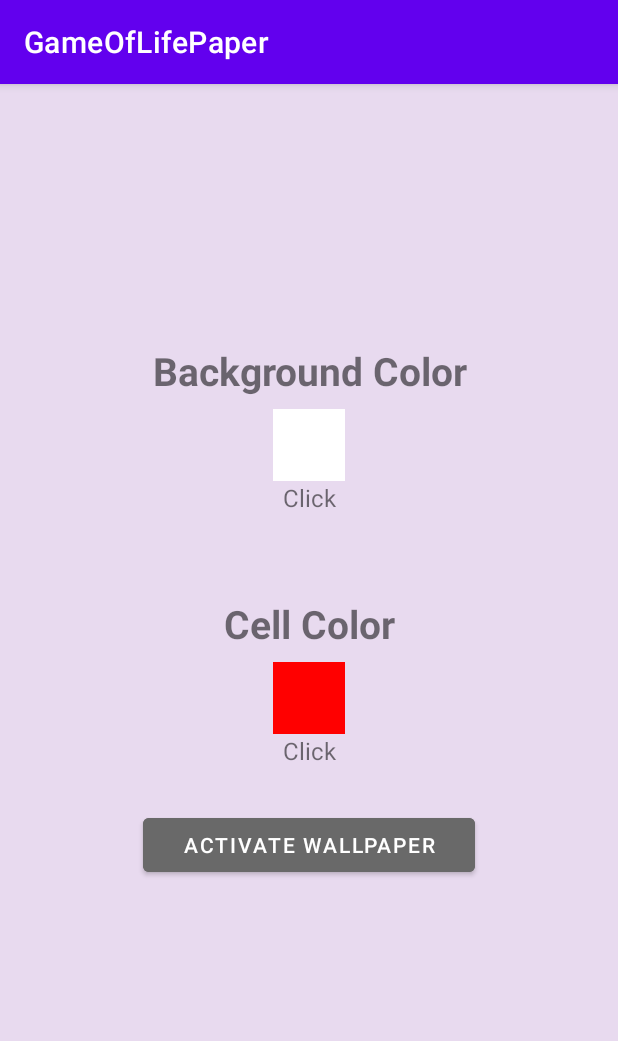
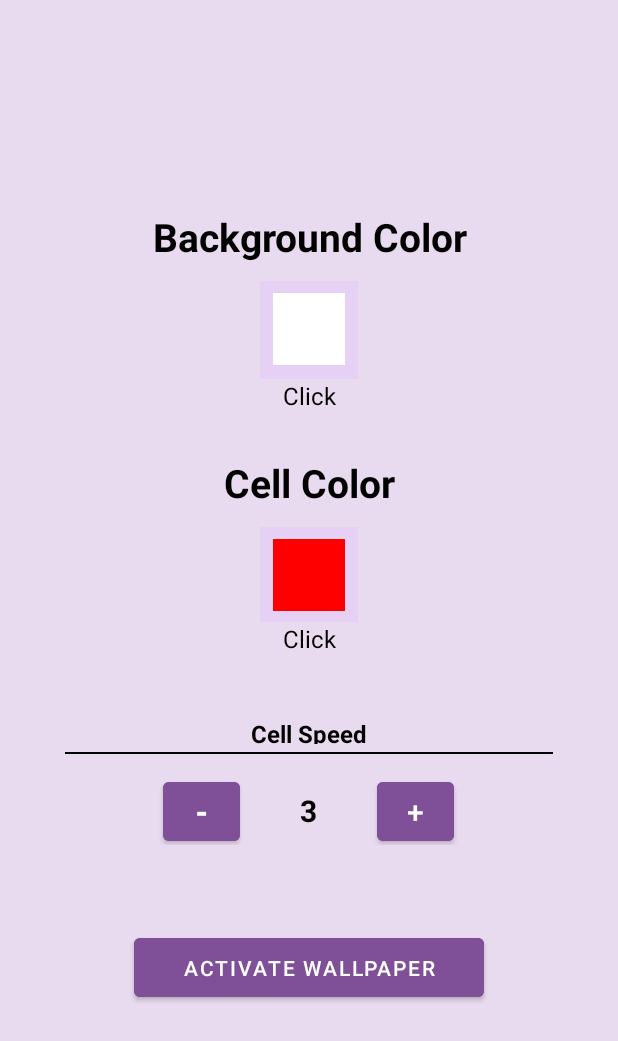
Before and after one commit to deomiarn/AndroidWallpaperGameOfLife, an Android app: the screen it shows after launch (MainActivity), on a phone screen of 412 x 824 dp. Shown: the top 1041 px of the screen. Run offline under Robolectric (Android 15) with nearby library versions, the phone set to English and light mode, and no system bars; libraries missing offline, so code that uses them is left out: top.defaults.colorpicker; 2 statements that could not run were skipped.

Commit message:
progress not for UeK-335

```diff
--- a/app/src/main/java/ch/openscript/gameoflifepaper/GameOfLifeWallpaperService.java
+++ b/app/src/main/java/ch/openscript/gameoflifepaper/GameOfLifeWallpaperService.java
@@ -18,10 +18,11 @@ public class GameOfLifeWallpaperService extends WallpaperService {
     @Override
     public Engine onCreateEngine() {
         SharedPreferences pref = getApplicationContext().getSharedPreferences("storage", 0);
-        int backgroundColor = pref.getInt("backgroundColor", Color.GRAY);
-        int cellColor = pref.getInt("cellColor", Color.BLACK);
+        int backgroundColor = pref.getInt("backgroundColor", Color.WHITE);
+        int cellColor = pref.getInt("cellColor", Color.RED);
+        int delayMultiplication = pref.getInt("delayMultiplication", 3);
 
-        return new GameOfLifeWallpaperEngine(backgroundColor, cellColor);
+        return new GameOfLifeWallpaperEngine(backgroundColor, cellColor, delayMultiplication);
     }
 
     private class GameOfLifeWallpaperEngine extends Engine {
@@ -36,19 +37,21 @@ public class GameOfLifeWallpaperService extends WallpaperService {
 
         private Canvas canvas = null;
         private int backgroundColor;
+        private int delayMultiplication;
         private int differenceCellColor = 100;
         private int defaultCellColor;
         private int counter = 0;
         private int numColumns = 40;
         private int numRows = 80;
-        private int delay = 60;
+        private int delay = 200;
         private int[][] cellChecked = new int[numColumns][numRows];
         private int cellWidth, cellHeight;
         private Paint cellPaint = new Paint();
 
-        public GameOfLifeWallpaperEngine(int backgroundColor, int cellColor) {
+        public GameOfLifeWallpaperEngine(int backgroundColor, int cellColor, int delayMultiplication) {
             this.backgroundColor = backgroundColor;
             this.defaultCellColor = cellColor;
+            this.delayMultiplication = delayMultiplication;
             touchEnabled = true;
             squares = new ArrayList<>();
             paint.setAntiAlias(true);
@@ -114,7 +117,7 @@ public class GameOfLifeWallpaperService extends WallpaperService {
             }
             handler.removeCallbacks(drawRunner);
             if (visible) {
-                handler.postDelayed(drawRunner, delay);
+                handler.postDelayed(drawRunner, delay / delayMultiplication);
             }
         }
 
--- a/app/src/main/java/ch/openscript/gameoflifepaper/MainActivity.java
+++ b/app/src/main/java/ch/openscript/gameoflifepaper/MainActivity.java
@@ -8,38 +8,62 @@ import android.graphics.Color;
 import android.os.Bundle;
 import android.view.View;
 import android.widget.Button;
+import android.widget.TextView;
 
 import androidx.appcompat.app.AppCompatActivity;
 
 import java.io.IOException;
+import java.util.Objects;
 
 import top.defaults.colorpicker.ColorPickerPopup;
 
 public class MainActivity extends AppCompatActivity {
     private View mColorPreview;
     private View mCellColorPreview;
+    private TextView delay;
+    private Button minusButton;
+    private Button plusButton;
+    private Button button;
+    private SharedPreferences pref;
 
     private int mDefaultColor;
     private int mCellDefaultColor;
 
     @Override
+    protected void onStart() {
+        System.out.println("ja");
+        super.onStart();
+        int backgroundColor = pref.getInt("backgroundColor", Color.WHITE);
+        int cellColor = pref.getInt("cellColor", Color.RED);
+        int delayMultiplication = pref.getInt("delayMultiplication", 3);
+
+        mDefaultColor = backgroundColor;
+        mCellDefaultColor = cellColor;
+        mColorPreview.setBackgroundColor(backgroundColor);
+        mCellColorPreview.setBackgroundColor(cellColor);
+        delay.setText(String.valueOf(delayMultiplication));
+    }
+
+    @Override
     protected void onCreate(Bundle savedInstanceState) {
         super.onCreate(savedInstanceState);
+        Objects.requireNonNull(getSupportActionBar()).hide();
         setContentView(R.layout.activity_main);
 
-        SharedPreferences pref = getApplicationContext().getSharedPreferences("storage", 0);
+        pref = getApplicationContext().getSharedPreferences("storage", 0);
         SharedPreferences.Editor editor = pref.edit();
 
         mColorPreview = findViewById(R.id.preview_selected_color);
+        mColorPreview = findViewById(R.id.preview_selected_color);
         mCellColorPreview = findViewById(R.id.preview_cell_selected_color);
-
+        delay = findViewById(R.id.delay);
+        minusButton = findViewById(R.id.minusButton);
+        plusButton = findViewById(R.id.plusButton);
         mDefaultColor = Color.WHITE;
         mCellDefaultColor = Color.RED;
-
         mColorPreview.setBackgroundColor(mDefaultColor);
         mCellColorPreview.setBackgroundColor(mCellDefaultColor);
-
-        Button button = findViewById(R.id.button);
+        button = findViewById(R.id.button);
 
         mColorPreview.setOnClickListener(
                 v -> new ColorPickerPopup.Builder(MainActivity.this).initialColor(mDefaultColor)
@@ -55,6 +79,8 @@ public class MainActivity extends AppCompatActivity {
                             public void onColorPicked(int color) {
                                 mDefaultColor = color;
                                 mColorPreview.setBackgroundColor(mDefaultColor);
+                                editor.putInt("backgroundColor", mDefaultColor);
+                                editor.apply();
                             }
                         }));
 
@@ -72,12 +98,35 @@ public class MainActivity extends AppCompatActivity {
                             public void onColorPicked(int color) {
                                 mCellDefaultColor = color;
                                 mCellColorPreview.setBackgroundColor(mCellDefaultColor);
+                                editor.putInt("cellColor", mCellDefaultColor);
+                                editor.apply();
                             }
                         }));
+
+        minusButton.setOnClickListener(v -> {
+            int number = Integer.parseInt(delay.getText().toString());
+            if (number > 1) {
+                number = number - 1;
+                delay.setText(String.valueOf(number));
+                editor.putInt("delayMultiplication", Integer.parseInt(delay.getText().toString()));
+                editor.apply();
+            }
+        });
+
+        plusButton.setOnClickListener(v -> {
+            int number = Integer.parseInt(delay.getText().toString());
+            if (number < 5) {
+                number = number + 1;
+                delay.setText(String.valueOf(number));
+                editor.putInt("delayMultiplication", Integer.parseInt(delay.getText().toString()));
+                editor.apply();
+            }
+        });
 
         button.setOnClickListener(v -> {
             editor.putInt("backgroundColor", mDefaultColor);
             editor.putInt("cellColor", mCellDefaultColor);
+            editor.putInt("delayMultiplication", Integer.parseInt(delay.getText().toString()));
             editor.apply();
 
             WallpaperManager wallpaperManager = WallpaperManager.getInstance(getApplicationContext());
--- a/app/src/main/res/layout/activity_main.xml
+++ b/app/src/main/res/layout/activity_main.xml
@@ -9,9 +9,8 @@
     tools:context=".MainActivity">
 
     <LinearLayout
-        android:layout_width="285dp"
-        android:layout_height="521dp"
-        android:layout_marginTop="100dp"
+        android:layout_width="325dp"
+        android:layout_height="544dp"
         android:orientation="vertical"
         app:layout_constraintBottom_toBottomOf="parent"
         app:layout_constraintEnd_toEndOf="parent"
@@ -26,16 +25,28 @@
             android:layout_height="wrap_content"
             android:text="Background Color"
             android:textAlignment="center"
+            android:textColor="#000000"
             android:textSize="26sp"
             android:textStyle="bold" />
+
+        <Space
+            android:layout_width="match_parent"
+            android:layout_height="12dp" />
+
+        <FrameLayout
+            android:layout_width="65dp"
+            android:layout_height="65dp"
+            android:layout_gravity="center"
+            android:background="#E6D0F3">
 
             <View
                 android:id="@+id/preview_selected_color"
                 android:layout_width="48dp"
                 android:layout_height="48dp"
-            android:layout_gravity="center"
+                android:layout_gravity="center_horizontal"
                 android:layout_marginTop="8dp"
                 android:background="@android:color/darker_gray" />
+        </FrameLayout>
 
         <TextView
             android:id="@+id/textView5"
@@ -43,11 +54,12 @@
             android:layout_height="18dp"
             android:text="Click"
             android:textAlignment="center"
+            android:textColor="#000000"
             android:textSize="16sp" />
 
         <Space
             android:layout_width="match_parent"
-            android:layout_height="59dp" />
+            android:layout_height="33dp" />
 
         <TextView
             android:id="@+id/textView4"
@@ -55,16 +67,28 @@
             android:layout_height="wrap_content"
             android:text="Cell Color"
             android:textAlignment="center"
+            android:textColor="#000000"
             android:textSize="26sp"
             android:textStyle="bold" />
+
+        <Space
+            android:layout_width="match_parent"
+            android:layout_height="12dp" />
+
+        <FrameLayout
+            android:layout_width="65dp"
+            android:layout_height="63dp"
+            android:layout_gravity="center_horizontal"
+            android:background="#E6D0F3">
 
             <View
                 android:id="@+id/preview_cell_selected_color"
                 android:layout_width="48dp"
                 android:layout_height="48dp"
-            android:layout_gravity="center"
+                android:layout_gravity="center_horizontal"
                 android:layout_marginTop="8dp"
                 android:background="@android:color/darker_gray" />
+        </FrameLayout>
 
         <TextView
             android:id="@+id/textView6"
@@ -72,18 +96,80 @@
             android:layout_height="18dp"
             android:text="Click"
             android:textAlignment="center"
+            android:textColor="#000000"
             android:textSize="16sp" />
+
+        <Space
+            android:layout_width="match_parent"
+            android:layout_height="40dp" />
+
+        <TextView
+            android:id="@+id/cellSpeed"
+            android:layout_width="match_parent"
+            android:layout_height="18dp"
+            android:layout_marginVertical="5dp"
+            android:text="Cell Speed"
+            android:textAlignment="center"
+            android:textColor="#000000"
+            android:textSize="16sp"
+            android:textStyle="bold" />
+
+        <TextView
+            android:layout_width="match_parent"
+            android:layout_height="1dp"
+            android:layout_marginBottom="15dp"
+            android:background="#000000"
+            android:gravity="center_horizontal" />
+
+        <TableRow
+            android:layout_width="match_parent"
+            android:layout_height="45dp"
+            android:gravity="center">
+
+            <Button
+                android:id="@+id/minusButton"
+                android:layout_width="51dp"
+                android:layout_height="51dp"
+                android:backgroundTint="#7F5097"
+                android:text="-"
+                android:textSize="20sp"
+                android:textStyle="bold"
+                tools:ignore="TouchTargetSizeCheck" />
+
+            <TextView
+                android:id="@+id/delay"
+                android:layout_width="wrap_content"
+                android:layout_height="wrap_content"
+                android:layout_marginHorizontal="40dp"
+                android:text="3"
+                android:textColor="#000000"
+                android:textSize="20sp"
+                android:textStyle="bold" />
+
+            <Button
+                android:id="@+id/plusButton"
+                android:layout_width="51dp"
+                android:layout_height="51dp"
+                android:backgroundTint="#7F5097"
+                android:text="+"
+                android:textAlignment="center"
+                android:textSize="20sp"
+                tools:ignore="TouchTargetSizeCheck" />
+        </TableRow>
+
+        <Space
+            android:layout_width="match_parent"
+            android:layout_height="56dp" />
 
         <Button
             android:id="@+id/button"
-            android:layout_width="match_parent"
-            android:layout_height="wrap_content"
+            android:layout_width="233dp"
+            android:layout_height="51dp"
             android:layout_gravity="center"
-            android:layout_marginStart="32dp"
-            android:layout_marginTop="32dp"
-            android:layout_marginEnd="32dp"
-            android:backgroundTint="#696969"
-            android:text="Activate Wallpaper" />
+            android:backgroundTint="#7F5097"
+            android:gravity="center"
+            android:text="Activate Wallpaper"
+            android:textAlignment="center" />
 
     </LinearLayout>
 
```
Lines whose indentation alone changed are shown as unchanged.
